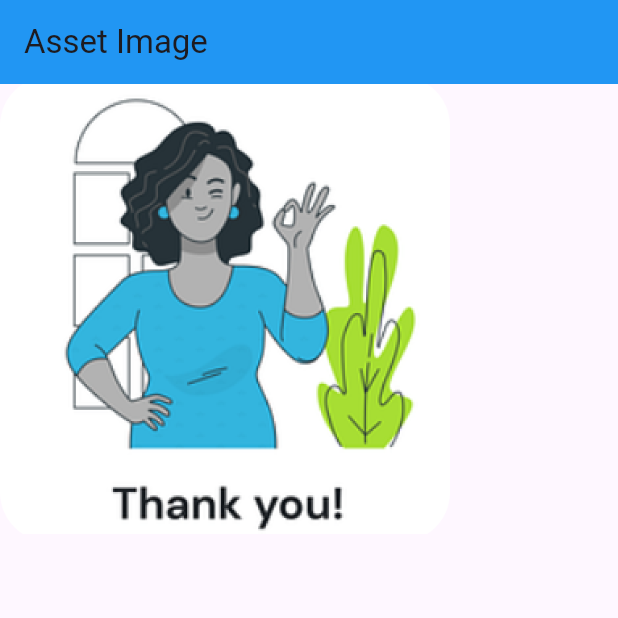
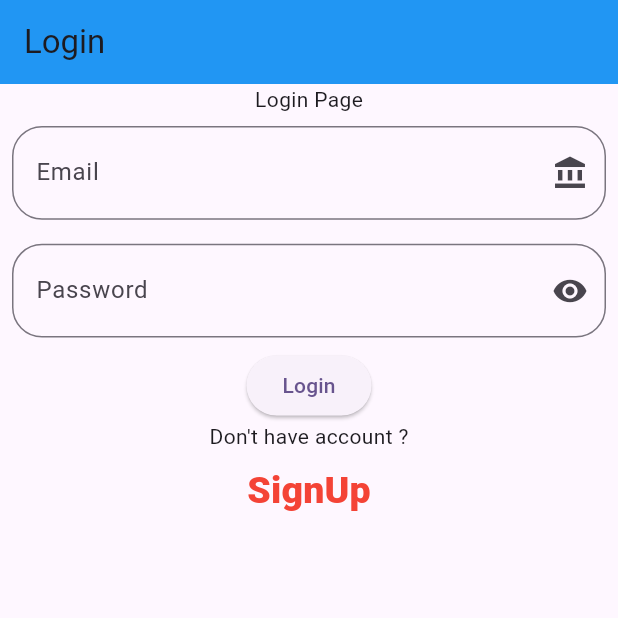
Before and after one commit to AbRehman536/Flutter_sec_9, a Flutter app: the screen it shows after launch, on a phone screen of 412 x 824 dp, the top half of it. Run offline on Flutter 3.47's test engine with Material 3 defaults, Android fonts, the light colour scheme and no system bars.

Commit message:
Login Form done

```diff
--- /dev/null
+++ b/lib/login_form.dart
@@ -0,0 +1,54 @@
+import 'package:flutter/material.dart';
+
+class LoginForm extends StatelessWidget {
+  const LoginForm({super.key});
+
+  @override
+  Widget build(BuildContext context) {
+    return Scaffold(
+      appBar: AppBar(
+        title: Text("Login"),
+        backgroundColor: Colors.blue,
+      ),
+      body: Column(children: [
+        Text("Login Page"),
+        Padding(
+          padding: const EdgeInsets.all(8.0),
+          child: TextField(
+            decoration: InputDecoration(
+              prefix: Icon(Icons.email),
+              suffixIcon: Icon(Icons.account_balance),
+              label: Text("Email"),
+              hintText: 'abdullah@gmail.com',
+              border: OutlineInputBorder(
+                borderRadius: BorderRadius.circular(20)
+
+              )
+            ),
+          ),
+        ),
+        Padding(
+          padding: const EdgeInsets.all(8.0),
+          child: TextField(
+            decoration: InputDecoration(
+                prefix: Icon(Icons.lock),
+                suffixIcon: Icon(Icons.visibility),
+                label: Text("Password"),
+                hintText: '123456789',
+              border: OutlineInputBorder(
+                borderRadius: BorderRadius.circular(20)
+              )
+            ),
+          ),
+        ),
+        ElevatedButton(onPressed: (){}, child: Text("Login")),
+        Text("Don't have account ?"),
+        TextButton(onPressed: (){}, child: Text("SignUp",style: TextStyle(
+          color: Colors.red,
+          fontSize: 25,
+          fontWeight: FontWeight.w900
+        ),))
+      ],),
+    );
+  }
+}
--- a/lib/main.dart
+++ b/lib/main.dart
@@ -2,6 +2,7 @@ import 'package:flutter/material.dart';
 import 'package:flutter_sec_9/assets_images.dart';
 import 'package:flutter_sec_9/floating_action_button.dart';
 import 'package:flutter_sec_9/floating_action_button_extended.dart';
+import 'package:flutter_sec_9/login_form.dart';
 import 'package:flutter_sec_9/nested_row_column.dart';
 import 'package:flutter_sec_9/network_image.dart';
 import 'package:flutter_sec_9/row_column_demo.dart';
@@ -38,7 +39,7 @@ class MyApp extends StatelessWidget {
         // tested with just a hot reload.
         colorScheme: ColorScheme.fromSeed(seedColor: Colors.deepPurple),
       ),
-      home: AssetsImagesDemo(),
+      home: LoginForm(),
     );
   }
 }
```
